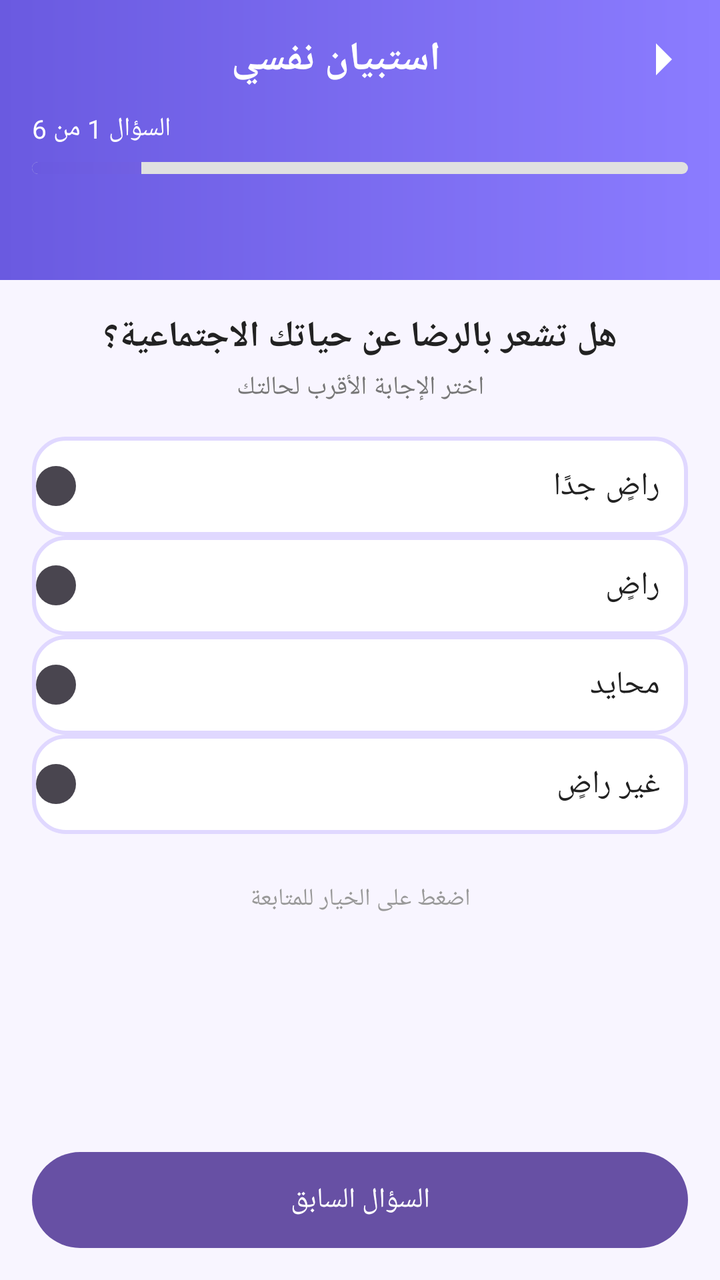
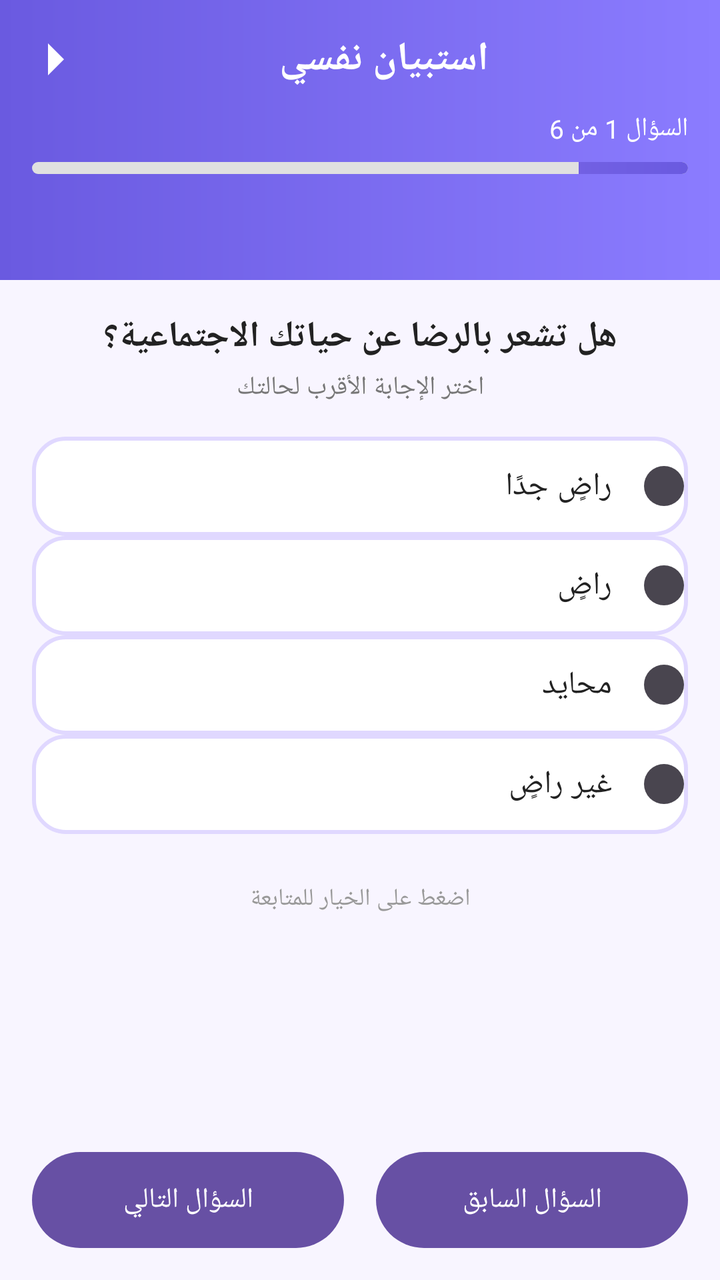

Two renders of the same Android screen: before a commit and after it. Below are the layout's source before the change and the commit's diff.
<!-- AndroidManifest.xml: application theme Theme.Mentalhealthapp -->
<!-- res/layout/fragment_mood.xml -->
<?xml version="1.0" encoding="utf-8"?>
<androidx.constraintlayout.widget.ConstraintLayout
    xmlns:android="http://schemas.android.com/apk/res/android"
    xmlns:app="http://schemas.android.com/apk/res-auto"
    android:layout_width="match_parent"
    android:layout_height="match_parent"
    android:background="#F8F5FF">

    
    <LinearLayout
        android:id="@+id/header"
        android:orientation="vertical"
        android:padding="16dp"
        android:background="@drawable/bg_gradient_header"
        android:layout_width="0dp"
        android:layout_height="140dp"
        app:layout_constraintTop_toTopOf="parent"
        app:layout_constraintStart_toStartOf="parent"
        app:layout_constraintEnd_toEndOf="parent">

        
        <LinearLayout
            android:layout_width="match_parent"
            android:layout_height="wrap_content"
            android:gravity="center_vertical"
            android:orientation="horizontal">

            <TextView
                android:id="@+id/txtTitle"
                android:layout_width="0dp"
                android:layout_height="wrap_content"
                android:layout_weight="1"
                android:text="استبيان نفسي"
                android:textColor="@android:color/white"
                android:textStyle="bold"
                android:textSize="20sp"
                android:gravity="center"/>

            
            <ImageView
                android:id="@+id/imgNextArrow"
                android:layout_width="24dp"
                android:layout_height="24dp"
                android:src="@drawable/ic_arrow_forward"
                app:tint="@android:color/white"/>
        </LinearLayout>


        <TextView
            android:id="@+id/txtQuestionCounter"
            android:layout_width="wrap_content"
            android:layout_height="wrap_content"
            android:text="السؤال 1 من 6"
            android:textColor="@android:color/white"
            android:layout_marginTop="12dp"
            android:textSize="13sp"/>

        
        <ProgressBar
            android:id="@+id/progressBar"
            style="?android:attr/progressBarStyleHorizontal"
            android:layout_width="match_parent"
            android:layout_height="6dp"
            android:layout_marginTop="8dp"
            android:max="6"
            android:progress="1"
            android:progressDrawable="@drawable/progress_question"/>
    </LinearLayout>

    
    <TextView
        android:id="@+id/txtQuestion"
        android:layout_width="0dp"
        android:layout_height="wrap_content"
        android:text="هل تشعر بالرضا عن حياتك الاجتماعية؟"
        android:textSize="18sp"
        android:textStyle="bold"
        android:gravity="center"
        android:textColor="#222222"
        android:layout_marginStart="16dp"
        android:layout_marginEnd="16dp"
        android:layout_marginTop="16dp"
        app:layout_constraintTop_toBottomOf="@id/header"
        app:layout_constraintStart_toStartOf="parent"
        app:layout_constraintEnd_toEndOf="parent"/>

    
    <TextView
        android:id="@+id/txtSubTitle"
        android:layout_width="0dp"
        android:layout_height="wrap_content"
        android:text="اختر الإجابة الأقرب لحالتك"
        android:textSize="13sp"
        android:textColor="#777777"
        android:gravity="center"
        android:layout_marginTop="4dp"
        android:layout_marginStart="16dp"
        android:layout_marginEnd="16dp"
        app:layout_constraintTop_toBottomOf="@id/txtQuestion"
        app:layout_constraintStart_toStartOf="parent"
        app:layout_constraintEnd_toEndOf="parent"/>

    
    <RadioGroup
        android:id="@+id/radioGroupOptions"
        android:orientation="vertical"
        android:layout_width="0dp"
        android:layout_height="wrap_content"
        android:layout_marginStart="16dp"
        android:layout_marginEnd="16dp"
        android:layout_marginTop="16dp"
        app:layout_constraintTop_toBottomOf="@id/txtSubTitle"
        app:layout_constraintStart_toStartOf="parent"
        app:layout_constraintEnd_toEndOf="parent">

        
        <RadioButton
            android:id="@+id/rbOption1"
            style="@style/QuestionOptionStyle"
            android:text="راضٍ جدًا"/>

        
        <RadioButton
            android:id="@+id/rbOption2"
            style="@style/QuestionOptionStyle"
            android:text="راضٍ"/>

        
        <RadioButton
            android:id="@+id/rbOption3"
            style="@style/QuestionOptionStyle"
            android:text="محايد"/>

        
        <RadioButton
            android:id="@+id/rbOption4"
            style="@style/QuestionOptionStyle"
            android:text="غير راضٍ"/>
    </RadioGroup>

    
    <TextView
        android:id="@+id/txtHint"
        android:layout_width="0dp"
        android:layout_height="wrap_content"
        android:text="اضغط على الخيار للمتابعة"
        android:textColor="#999999"
        android:textSize="12sp"
        android:gravity="center"
        android:layout_marginTop="24dp"
        android:layout_marginStart="16dp"
        android:layout_marginEnd="16dp"
        app:layout_constraintTop_toBottomOf="@id/radioGroupOptions"
        app:layout_constraintStart_toStartOf="parent"
        app:layout_constraintEnd_toEndOf="parent"/>

    
    <Button
        android:id="@+id/btnPrev"
        android:text="السؤال السابق"
        android:layout_width="0dp"
        android:layout_height="48dp"
        android:layout_margin="16dp"
        android:textAllCaps="false"
        android:textColor="@android:color/white"
        android:background="@drawable/bg_button_purple"
        app:layout_constraintBottom_toBottomOf="parent"
        app:layout_constraintStart_toStartOf="parent"
        app:layout_constraintEnd_toEndOf="parent"/>

</androidx.constraintlayout.widget.ConstraintLayout>
<!-- resources referenced by this layout -->
<resources>
  <!-- drawable bg_button_purple (drawable) -->
  <shape xmlns:android="http://schemas.android.com/apk/res/android"
      android:shape="rectangle">
  
      <gradient
          android:startColor="#6A5AE0"
          android:endColor="#8B7CFF"
          android:angle="0"/>
  
      <corners android:radius="24dp"/>
  </shape>
  <!-- drawable bg_gradient_header (drawable) -->
  <shape xmlns:android="http://schemas.android.com/apk/res/android"
      android:shape="rectangle">
  
      
      <gradient
          android:startColor="#6A5AE0"
          android:endColor="#8B7CFF"
          android:angle="0" />
  
  </shape>
  <!-- drawable ic_arrow_forward (drawable) -->
  <?xml version="1.0" encoding="utf-8"?>
  <vector xmlns:android="http://schemas.android.com/apk/res/android"
      android:width="24dp"
      android:height="24dp"
      android:viewportWidth="24"
      android:viewportHeight="24">
  
      
      <path
          android:fillColor="#FFFFFF"
          android:pathData="M8,4 L16,12 L8,20" />
  </vector>
  <style name="Theme.Mentalhealthapp" parent="Base.Theme.Mentalhealthapp" />
  <!-- drawable bg_option_selector (drawable) -->
  <selector xmlns:android="http://schemas.android.com/apk/res/android">
      <item android:state_checked="true" android:drawable="@drawable/bg_option_selected"/>
      <item android:drawable="@drawable/bg_option_unselected"/>
  </selector>
  <!-- drawable radio_icon_selector (drawable) -->
  <?xml version="1.0" encoding="utf-8"?>
  <selector xmlns:android="http://schemas.android.com/apk/res/android">
  
      
      <item android:state_checked="true"
          android:drawable="@drawable/ic_radio_checked"/>
  
      
      <item android:drawable="@drawable/ic_radio_unchecked"/>
  
  </selector>
  <style name="Base.Theme.Mentalhealthapp" parent="Theme.Material3.DayNight.NoActionBar">
          
          
      </style>
  <!-- drawable bg_option_selected (drawable) -->
  <?xml version="1.0" encoding="utf-8"?>
  <shape xmlns:android="http://schemas.android.com/apk/res/android"
      android:shape="rectangle">
  
      <gradient
          android:startColor="#A47CFF"
          android:endColor="#6A4DFF"
          android:angle="0"/>
  
      <corners android:radius="16dp"/>
      <stroke
          android:width="2dp"
          android:color="#6A4DFF"/>
  </shape>
  <!-- drawable bg_option_unselected (drawable) -->
  <?xml version="1.0" encoding="utf-8"?>
  <shape xmlns:android="http://schemas.android.com/apk/res/android"
      android:shape="rectangle">
      <solid android:color="#FFFFFF"/>
      <corners android:radius="16dp"/>
      <stroke
          android:width="2dp"
          android:color="#E0D8FF"/>
  </shape>
  <!-- drawable ic_radio_checked (drawable) -->
  <vector xmlns:android="http://schemas.android.com/apk/res/android"
      android:width="24dp"
      android:height="24dp"
      android:viewportWidth="24"
      android:viewportHeight="24">
      <path
          android:fillColor="#6A5AE0"
          android:pathData="M12,2A10,10 0 1,0 22,12A10,10 0 0,0 12,2Z" />
      <path
          android:fillColor="#FFFFFF"
          android:pathData="M12,7A5,5 0 1,0 17,12A5,5 0 0,0 12,7Z" />
  </vector>
  <!-- drawable ic_radio_unchecked (drawable) -->
  <vector xmlns:android="http://schemas.android.com/apk/res/android"
      android:width="24dp"
      android:height="24dp"
      android:viewportWidth="24"
      android:viewportHeight="24">
      <path
          android:fillColor="#BDBDBD"
          android:pathData="M12,2A10,10 0 1,0 22,12A10,10 0 0,0 12,2Z" />
  </vector>
  <!-- unchanged entries left out for length: 2 -->
</resources>

<!-- the commit's change to res/layout/fragment_mood.xml (unified diff, before → after) -->
@@ -2,9 +2,11 @@
 <androidx.constraintlayout.widget.ConstraintLayout
     xmlns:android="http://schemas.android.com/apk/res/android"
     xmlns:app="http://schemas.android.com/apk/res-auto"
+    xmlns:tools="http://schemas.android.com/tools"
     android:layout_width="match_parent"
     android:layout_height="match_parent"
-    android:background="#F8F5FF">
+    android:background="#F8F5FF"
+    android:layoutDirection="rtl">
 
     
     <LinearLayout
@@ -36,7 +38,6 @@
                 android:textSize="20sp"
                 android:gravity="center"/>
 
-            
             <ImageView
                 android:id="@+id/imgNextArrow"
                 android:layout_width="24dp"
@@ -44,7 +45,6 @@
                 android:src="@drawable/ic_arrow_forward"
                 app:tint="@android:color/white"/>
         </LinearLayout>
-
 
         <TextView
             android:id="@+id/txtQuestionCounter"
@@ -113,25 +113,21 @@
         app:layout_constraintStart_toStartOf="parent"
         app:layout_constraintEnd_toEndOf="parent">
 
-        
         <RadioButton
             android:id="@+id/rbOption1"
             style="@style/QuestionOptionStyle"
             android:text="راضٍ جدًا"/>
 
-        
         <RadioButton
             android:id="@+id/rbOption2"
             style="@style/QuestionOptionStyle"
             android:text="راضٍ"/>
 
-        
         <RadioButton
             android:id="@+id/rbOption3"
             style="@style/QuestionOptionStyle"
             android:text="محايد"/>
 
-        
         <RadioButton
             android:id="@+id/rbOption4"
             style="@style/QuestionOptionStyle"
@@ -155,17 +151,38 @@
         app:layout_constraintEnd_toEndOf="parent"/>
 
     
-    <Button
-        android:id="@+id/btnPrev"
-        android:text="السؤال السابق"
+    <LinearLayout
+        android:id="@+id/bottomButtons"
         android:layout_width="0dp"
-        android:layout_height="48dp"
+        android:layout_height="wrap_content"
+        android:orientation="horizontal"
+        android:gravity="center"
         android:layout_margin="16dp"
-        android:textAllCaps="false"
-        android:textColor="@android:color/white"
-        android:background="@drawable/bg_button_purple"
         app:layout_constraintBottom_toBottomOf="parent"
         app:layout_constraintStart_toStartOf="parent"
-        app:layout_constraintEnd_toEndOf="parent"/>
+        app:layout_constraintEnd_toEndOf="parent">
+
+        <Button
+            android:id="@+id/btnPrev"
+            android:layout_width="0dp"
+            android:layout_height="48dp"
+            android:layout_weight="1"
+            android:layout_marginEnd="8dp"
+            android:text="السؤال السابق"
+            android:textAllCaps="false"
+            android:textColor="@android:color/white"
+            android:background="@drawable/bg_button_purple"/>
+
+        <Button
+            android:id="@+id/btnNext"
+            android:layout_width="0dp"
+            android:layout_height="48dp"
+            android:layout_weight="1"
+            android:layout_marginStart="8dp"
+            android:text="السؤال التالي"
+            android:textAllCaps="false"
+            android:textColor="@android:color/white"
+            android:background="@drawable/bg_button_purple"/>
+    </LinearLayout>
 
 </androidx.constraintlayout.widget.ConstraintLayout>
